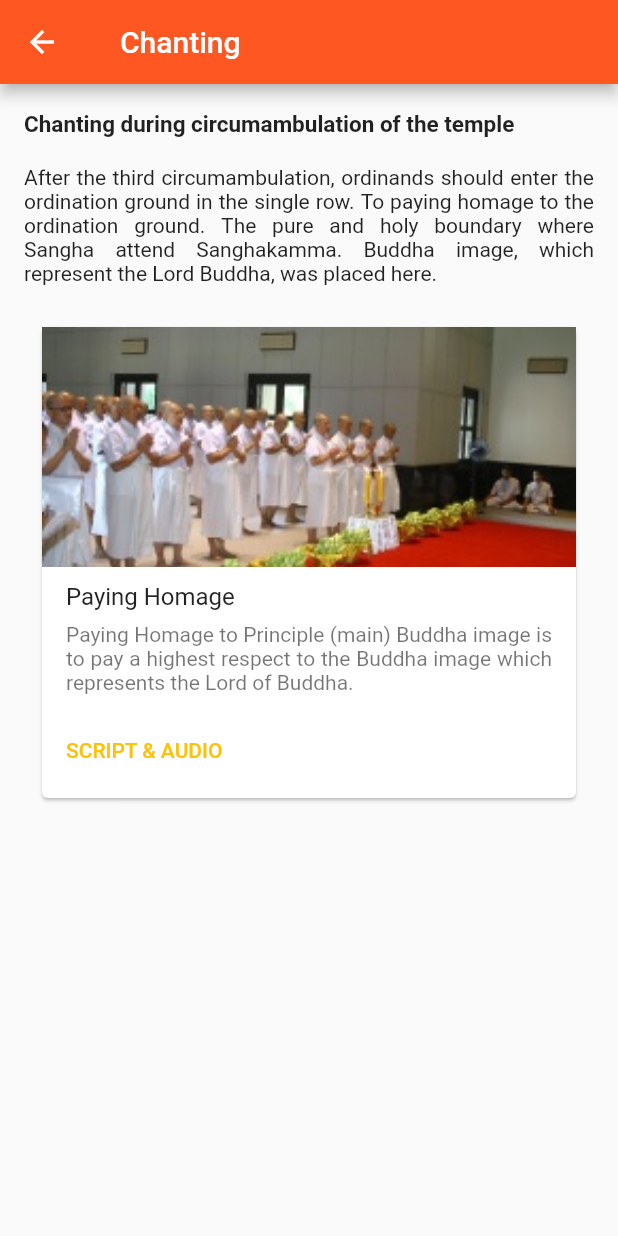
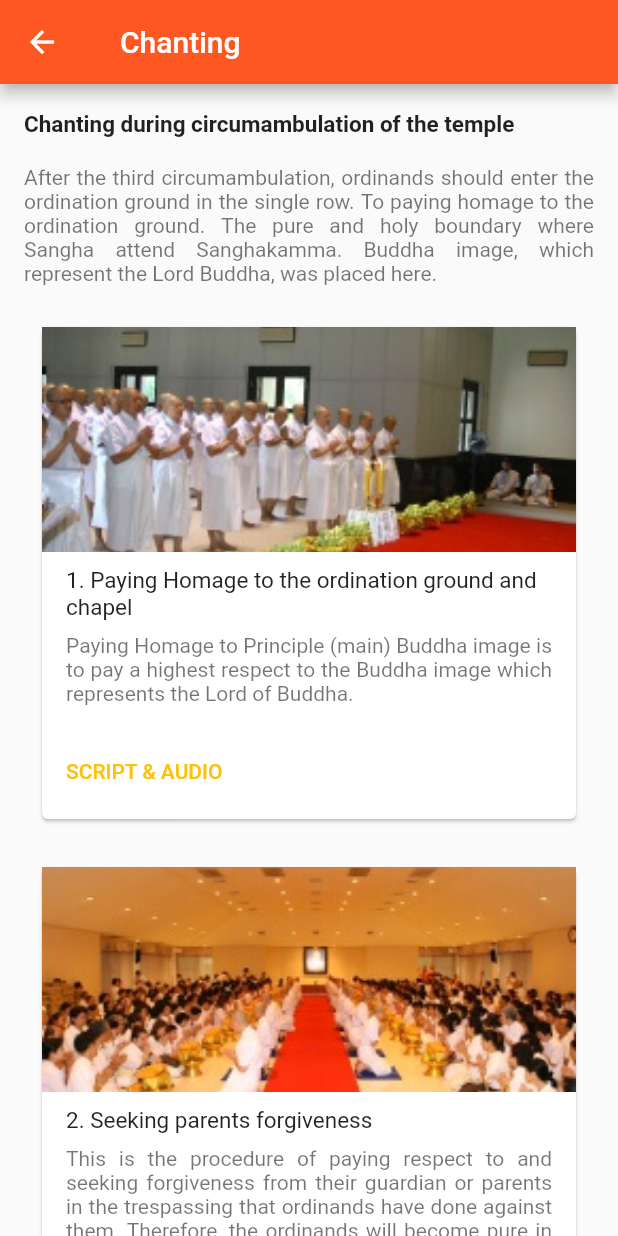
Before and after one commit to siripink/idop, a Flutter app: the Chanting screen opened directly, on a phone screen of 412 x 824 dp. Run offline on Flutter 3.47's test engine with Material 2 defaults, Android fonts, the phone set to English and light mode, and no system bars; our stand-ins replace audioplayers, cloud_firestore; missing offline and left inert: carousel; accounts and stored records are empty.

Commit message:
Added chanting audio player

```diff
--- a/lib/chanting.dart
+++ b/lib/chanting.dart
@@ -1,5 +1,6 @@
 import 'package:flutter/material.dart';
 import 'package:flutter_idop/utils.dart';
+import 'package:flutter_idop/audio.dart';
 
 class Chanting extends StatefulWidget {
   @override
@@ -11,39 +12,41 @@ class _ChantingState extends State<Chanting> {
       margin: const EdgeInsets.only(left: 8.0),
       child: Text('Chanting'));
 
-  Widget buildCard(String assets, String title, String details) {
+  Widget buildCard(double height, String scriptIndex, String asset, String title, String details) {
     return new SafeArea(
       top: false,
       bottom: false,
       child: new Container(
-        padding: const EdgeInsets.all(24.0),
-        height: 370.0,
+        padding: const EdgeInsets.fromLTRB(24.0, 24.0, 24.0, 0.0),
+        height: height,
         child: new Card(
           child: new Column(
             crossAxisAlignment: CrossAxisAlignment.start,
             children: <Widget>[
-              // photo and title
-              new SizedBox(
-                height: 160.0,
-                child: new Stack(
-                  children: <Widget>[
-                    new Positioned.fill(
-                      child: new Image.asset(
-                        assets,
-                        fit: BoxFit.cover,
-                      ),
-                    ),
-
-                  ],
-                ),
-              ),
+              buildCardImage(asset),
               // description and share/explore buttons
               buildCardDescription(title, details),
               // share, explore buttons
-              buildButtonBar('script1'),
+              buildButtonBar(scriptIndex),
             ],
           ),
         ),
+      ),
+    );
+  }
+
+  Widget buildCardImage(String asset) {
+    return new SizedBox(
+      height: 150.0,
+      child: new Stack(
+        children: <Widget>[
+          new Positioned.fill(
+            child: new Image.asset(
+              asset,
+              fit: BoxFit.cover,
+            ),
+          ),
+        ],
       ),
     );
   }
@@ -64,7 +67,7 @@ class _ChantingState extends State<Chanting> {
               // three line description
               new Text(
                 title,
-                style: descriptionStyle,
+                style: descriptionStyle.copyWith(fontSize: 15.0),
               ),
               new Padding(
                 padding: const EdgeInsets.only(top: 8.0),
@@ -92,12 +95,28 @@ class _ChantingState extends State<Chanting> {
             child: const Text('SCRIPT & AUDIO'),
             textColor: Colors.amber.shade500,
             onPressed: () {
-              /* do nothing */
+              _navigateTo(action);
             },
           ),
         ],
       ),
     );
+  }
+
+  void _navigateTo(String title) {
+    //close the drawer
+    Navigator.of(context).pop();
+    Navigator.of(context).push(MaterialPageRoute<Null>(
+      builder: (context) => Audio(script: title),
+//      builder: (BuildContext context) {
+//        switch (title) {
+//          case 'script1':
+//            return Audio();
+//            break;
+//
+//        }
+//      },
+    ));
   }
 
   @override
@@ -110,13 +129,22 @@ class _ChantingState extends State<Chanting> {
         // Important: Remove any padding from the ListView.
         padding: EdgeInsets.zero,
         children: <Widget>[
-          Utils.buildheadTitle('Chanting during circumambulation of the temple'),
+          Utils.buildTitle('Chanting during circumambulation of the temple'),
           Utils.buildDescription(context,
               'After the third circumambulation, ordinands should enter the ordination ground in the single row. To paying homage to the ordination ground. The pure and holy boundary where Sangha attend Sanghakamma. Buddha image, which represent the Lord Buddha, was placed here.'),
           buildCard(
+            360.0,
+              'script1',
               'images/1_Paying_Homage_to_the_ordination_ground_and_chapel2.jpg',
-              'Paying Homage',
+              '1. Paying Homage to the ordination ground and chapel',
               'Paying Homage to Principle (main) Buddha image is to pay a highest respect to the Buddha image which represents the Lord of Buddha.'),
+          buildCard(
+            430.0,
+              'script2',
+              'images/2.Seeking_parents_forgiveness.jpg',
+              '2. Seeking parents forgiveness',
+              'This is the procedure of paying respect to and seeking forgiveness from their guardian or parents in the trespassing that ordinands have done against them. Therefore, the ordinands will become pure in the ordination and unblemished in the Brabmafaring in their pursuit of Nibbanain in this lifetime. Next step the ordinands will accepted the Triple Robes from their guardians.'),
+
         ],
       ),
     );
--- a/lib/main.dart
+++ b/lib/main.dart
@@ -88,7 +88,7 @@ class _HomePageState extends State<HomePage> {
                 Text(
                   'Patumthani, Thailand',
                   style: TextStyle(
-                    color: Colors.grey[500],
+                    color: Colors.grey[600],
                   ),
                 ),
               ],
--- a/lib/procedure.dart
+++ b/lib/procedure.dart
@@ -23,7 +23,7 @@ class _ProcedureState extends State<Procedure> {
                     child: Text(
                       details,
                       textAlign: TextAlign.justify,
-                      style: Theme.of(context).textTheme.body1,
+                      style: Theme.of(context).textTheme.body1.copyWith(color: Colors.black54),
                     ))),
             new Image.asset(
               assets,
@@ -48,7 +48,7 @@ class _ProcedureState extends State<Procedure> {
           Utils.buildDescription(context,
               '''
 The ordination ceremony (with some small variations from place to place) follows the following stages. You will have the chance to familiarize yourself with the stages in rehearsal during the week before your ordination. '''),
-          Utils.buildheadTitle('The Circumanbulation'),
+          Utils.buildTitle('The Circumanbulation'),
           Utils.buildDescription(context,
               '''
 The circumambulation is a ceremony to pay respect to the Triple Gem. By circumanbulating the chapel, clock wise, in procession is to contemplate the great virtue of the Lord of Buddha, the Dhamma and the Sangha.'''),
--- a/lib/utils.dart
+++ b/lib/utils.dart
@@ -3,7 +3,7 @@ import 'package:flutter/material.dart';
 
 class Utils {
 
-  static Widget buildheadTitle(String title) {
+  static Widget buildTitle(String title) {
     return Container(
       padding: const EdgeInsets.only(left: 16.0, top: 18.0),
       child: Text(title,
@@ -20,7 +20,7 @@ class Utils {
       child: Text(
         description,
         textAlign: TextAlign.justify,
-        style: Theme.of(context).textTheme.body1,
+        style: Theme.of(context).textTheme.body1.copyWith(color: Colors.black54),
         softWrap: true,
       ),
     );
--- a/pubspec.yaml
+++ b/pubspec.yaml
@@ -11,6 +11,8 @@ dependencies:
   carousel: ^0.1.0
   cloud_firestore: ^0.7.4
   firebase_remote_config: ^0.0.5
+  path_provider: ^0.4.1
+  audioplayers: ^0.7.3
 
 dev_dependencies:
   flutter_test:
@@ -32,6 +34,7 @@ flutter:
   assets:
     - images/
     - images/banners/
+    - assets/
 
   #  - images/a_dot_ham.jpeg
 
```
Also changed, not shown: lib/application.dart (+3 -14 lines), lib/audio.dart (added, +121 -0 lines), lib/player_widget.dart (added, +175 -0 lines), pubspec.lock, 10 other files.
